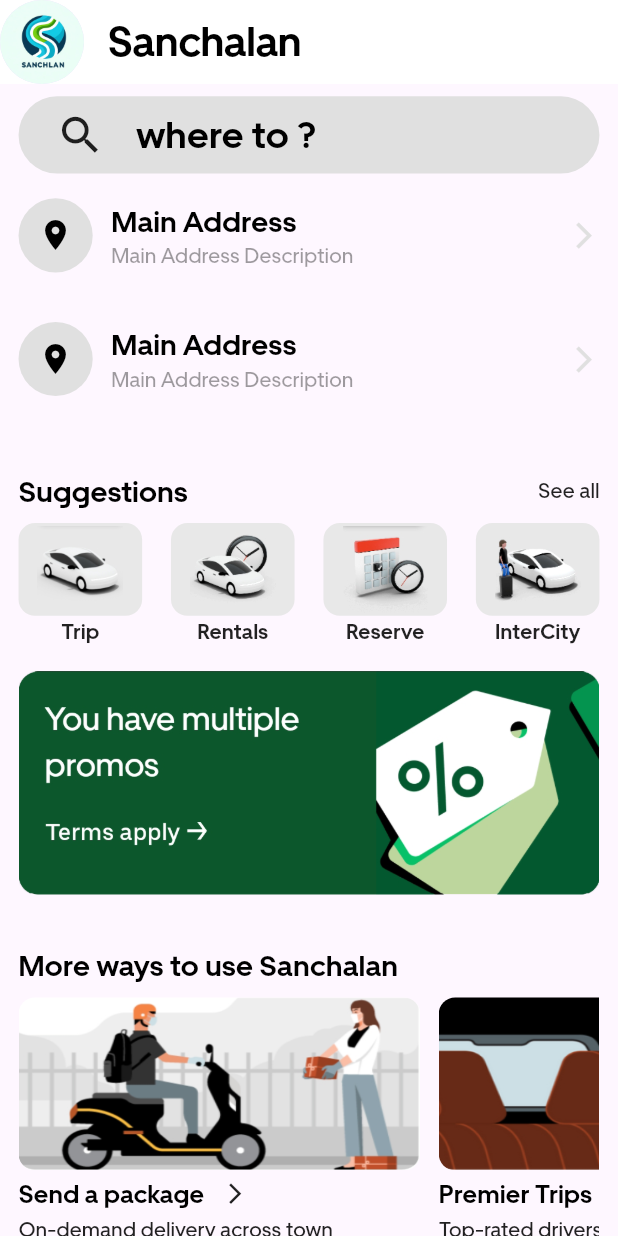
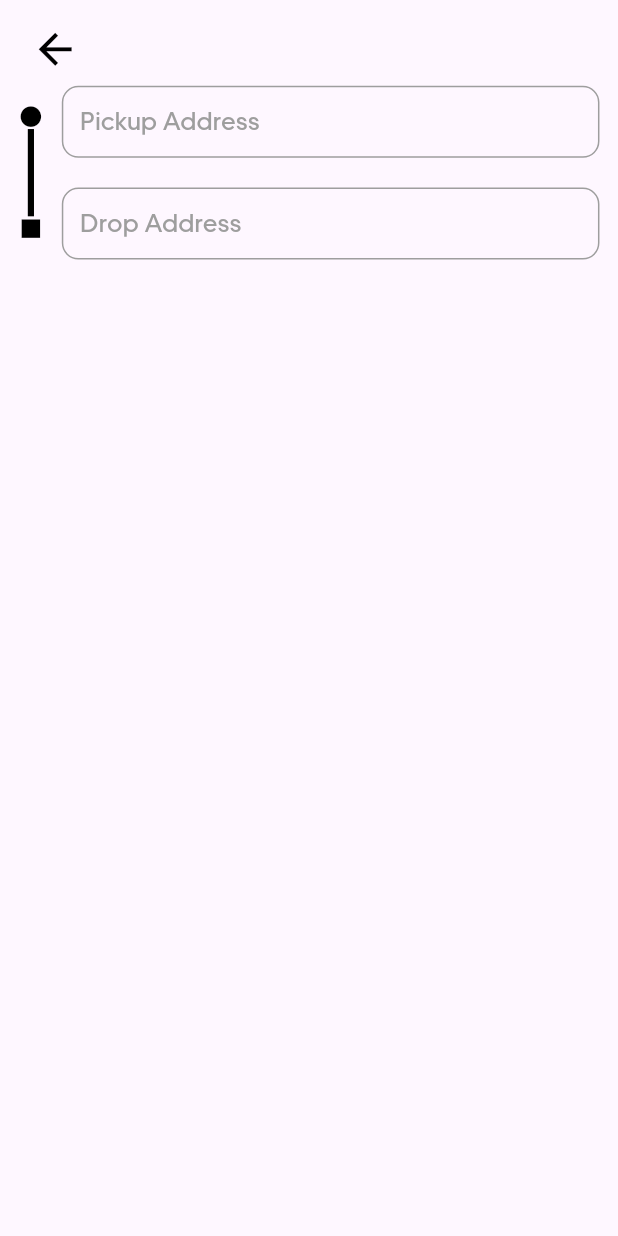
Before and after one commit to guptakaran11/Sanchalan, a Flutter app: the RiderHomeScreen screen opened directly, after a tap on "where to ?", on a phone screen of 412 x 824 dp. Run offline on Flutter 3.47's test engine with Material 3 defaults, Android fonts, the phone set to English and light mode, and no system bars; our stand-ins replace country_picker, firebase_auth, firebase_core, firebase_database, firebase_storage, flutter_styled_toast and 9 more; accounts and stored records are empty; project files that could hold a hidden picture were left out.

Commit message:
pickup and dropaddress complete with api and srt its ui

```diff
--- /dev/null
+++ b/sanchalan/lib/common/controller/services/APIsNKeys/keys.dart
@@ -0,0 +1 @@
+String mapsPlatformcredential = 'AIzaSyAsuGWQHp43_1fNifKo_pkw93lNycwbkkI'; // I wrote as it from in this we have to put the key and use this variable as a key variable in geocoding api file
--- a/sanchalan/lib/ride/View/homeScreen/riderHomeSceen.dart
+++ b/sanchalan/lib/ride/View/homeScreen/riderHomeSceen.dart
@@ -1,7 +1,9 @@
 // ignore_for_file: file_names
 import 'package:flutter/material.dart';
+import 'package:page_transition/page_transition.dart';
 import 'package:sanchalan/constant/utils/colors.dart';
 import 'package:sanchalan/constant/utils/textstyle.dart';
+import 'package:sanchalan/ride/View/selectPickupNDropScreen/selectPickupNDropLocationScreen.dart';
 import 'package:sizer/sizer.dart';
 
 class RiderHomeScreen extends StatefulWidget {
@@ -87,7 +89,15 @@ class _RiderHomeScreenState extends State<RiderHomeScreen> {
         children: [
           // where to button
           InkWell(
-            onTap: () {},
+            onTap: () {
+              Navigator.push(
+                context,
+                PageTransition(
+                  child: const PickupAndDropLocationScreen(),
+                  type: PageTransitionType.rightToLeft,
+                ),
+              );
+            },
             child: Container(
               padding: EdgeInsets.symmetric(horizontal: 3.h, vertical: 1.h),
               decoration: BoxDecoration(
--- /dev/null
+++ b/sanchalan/lib/ride/View/selectPickupNDropScreen/selectPickupNDropLocationScreen.dart
@@ -0,0 +1,158 @@
+import 'package:flutter/material.dart';
+import 'package:sanchalan/constant/utils/colors.dart';
+import 'package:sanchalan/constant/utils/textstyle.dart';
+import 'package:sizer/sizer.dart';
+
+class PickupAndDropLocationScreen extends StatefulWidget {
+  const PickupAndDropLocationScreen({super.key});
+
+  @override
+  State<PickupAndDropLocationScreen> createState() =>
+      _PickupAndDropLocationScreenState();
+}
+
+class _PickupAndDropLocationScreenState
+    extends State<PickupAndDropLocationScreen> {
+  TextEditingController pickupLocationController = TextEditingController();
+  TextEditingController dropLocationController = TextEditingController();
+  @override
+  Widget build(BuildContext context) {
+    return SafeArea(
+      child: Scaffold(
+        appBar: PreferredSize(
+          preferredSize: Size(
+            100.w,
+            22.h,
+          ),
+          child: Container(
+            padding: EdgeInsets.symmetric(
+              horizontal: 3.w,
+              vertical: 1.h,
+            ),
+            child: Column(
+              crossAxisAlignment: CrossAxisAlignment.start,
+              children: [
+                IconButton(
+                  onPressed: () {
+                    Navigator.pop(context);
+                  },
+                  icon: Icon(
+                    Icons.arrow_back,
+                    size: 4.h,
+                    color: black,
+                  ),
+                ),
+                Expanded(
+                  child: Row(
+                    crossAxisAlignment: CrossAxisAlignment.center,
+                    children: [
+                      Padding(
+                        padding: EdgeInsets.symmetric(vertical: 1.5.h),
+                        child: Column(
+                          children: [
+                            Icon(
+                              Icons.circle,
+                              size: 2.h,
+                              color: black,
+                            ),
+                            Expanded(
+                              child: Container(
+                                width: 1.w,
+                                color: black,
+                                padding: EdgeInsets.symmetric(
+                                  vertical: 0.5.h,
+                                ),
+                              ),
+                            ),
+                            Icon(
+                              Icons.square,
+                              size: 2.h,
+                              color: black,
+                            ),
+                          ],
+                        ),
+                      ),
+                      SizedBox(
+                        width: 3.w,
+                      ),
+                      Expanded(
+                        child: Column(
+                          mainAxisAlignment: MainAxisAlignment.spaceBetween,
+                          children: [
+                            TextFormField(
+                              controller: pickupLocationController,
+                              cursorColor: black,
+                              style: AppTextStyles.textFieldTextStyle,
+                              keyboardType: TextInputType.name,
+                              decoration: InputDecoration(
+                                contentPadding: EdgeInsets.symmetric(
+                                  vertical: 0,
+                                  horizontal: 2.w,
+                                ),
+                                hintText: 'Pickup Address',
+                                hintStyle: AppTextStyles.textFieldHintTextStyle,
+                                border: OutlineInputBorder(
+                                  borderRadius: BorderRadius.circular(8.sp),
+                                  borderSide: BorderSide(color: grey),
+                                ),
+                                focusedBorder: OutlineInputBorder(
+                                  borderRadius: BorderRadius.circular(8.sp),
+                                  borderSide: BorderSide(color: grey),
+                                ),
+                                disabledBorder: OutlineInputBorder(
+                                  borderRadius: BorderRadius.circular(8.sp),
+                                  borderSide: BorderSide(color: grey),
+                                ),
+                                enabledBorder: OutlineInputBorder(
+                                  borderRadius: BorderRadius.circular(8.sp),
+                                  borderSide: BorderSide(color: grey),
+                                ),
+                              ),
+                            ),
+                            TextFormField(
+                              controller: dropLocationController,
+                              cursorColor: black,
+                              style: AppTextStyles.textFieldTextStyle,
+                              keyboardType: TextInputType.name,
+                              decoration: InputDecoration(
+                                contentPadding: EdgeInsets.symmetric(
+                                  vertical: 0,
+                                  horizontal: 2.w,
+                                ),
+                                hintText: 'Drop Address',
+                                hintStyle: AppTextStyles.textFieldHintTextStyle,
+                                border: OutlineInputBorder(
+                                  borderRadius: BorderRadius.circular(8.sp),
+                                  borderSide: BorderSide(color: grey),
+                                ),
+                                focusedBorder: OutlineInputBorder(
+                                  borderRadius: BorderRadius.circular(8.sp),
+                                  borderSide: BorderSide(color: grey),
+                                ),
+                                disabledBorder: OutlineInputBorder(
+                                  borderRadius: BorderRadius.circular(8.sp),
+                                  borderSide: BorderSide(color: grey),
+                                ),
+                                enabledBorder: OutlineInputBorder(
+                                  borderRadius: BorderRadius.circular(8.sp),
+                                  borderSide: BorderSide(color: grey),
+                                ),
+                              ),
+                            ),
+                          ],
+                        ),
+                      ),
+                    ],
+                  ),
+                ),
+              ],
+            ),
+          ),
+        ),
+        body: Column(
+          children: [],
+        ),
+      ),
+    );
+  }
+}
--- a/sanchalan/pubspec.yaml
+++ b/sanchalan/pubspec.yaml
@@ -42,6 +42,7 @@ dependencies:
   flutter_svg: ^2.0.9
   geolocator: ^10.1.0
   google_maps_flutter: ^2.5.3
+  http: ^1.2.0
   image_picker: ^1.0.7
   intl: ^0.18.1
   just_audio: ^0.9.36
```
Also changed, not shown: sanchalan/lib/common/controller/provider/locationProvider.dart (added, +29 -0 lines), sanchalan/lib/common/controller/services/APIsNKeys/apis.dart (added, +12 -0 lines), sanchalan/lib/common/controller/services/locationServices.dart (+77 -0 lines), sanchalan/lib/common/model/pickupNDropLocationModel.dart (added, +41 -0 lines), sanchalan/lib/common/model/searchedAddressModel.dart (added, +33 -0 lines), sanchalan/pubspec.lock, 2 other files.
